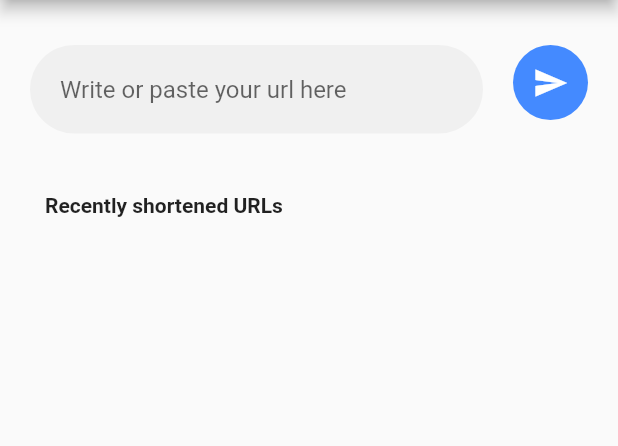
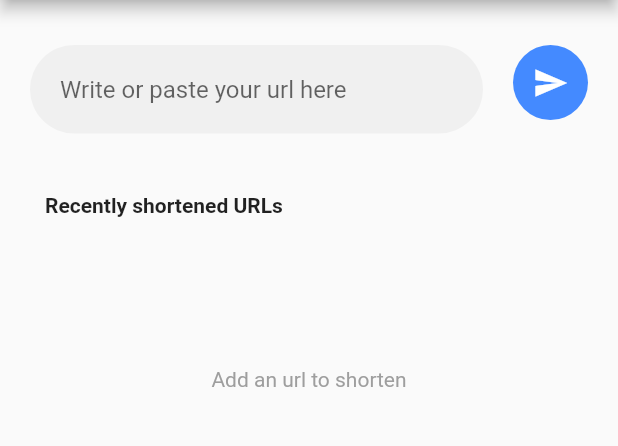
Before and after one commit to GreyHat147/links_shortener, a Flutter app: the screen it shows after launch, on a phone screen of 412 x 824 dp, the part 84-530 px from its top. Run offline on Flutter 3.47's test engine with Material 2 defaults, Android fonts, the phone set to English and light mode, and no system bars; our stand-ins replace bloc, dio, flutter_bloc, flutter_spinkit, freezed_annotation, get_it and 1 more.

Commit message:
added dialog_progress to HomePage

```diff
--- a/lib/ui/home/home.dart
+++ b/lib/ui/home/home.dart
@@ -2,6 +2,7 @@ import 'package:flutter/material.dart';
 import 'package:flutter_bloc/flutter_bloc.dart';
 import 'package:links_shortener/di/di.dart';
 import 'package:links_shortener/ui/home/widgets/widgets.dart';
+import 'package:links_shortener/ui/widgets/dialog_progress.dart';
 import 'package:presentation/presentation.dart';
 
 class HomePage extends StatelessWidget {
@@ -11,8 +12,10 @@ class HomePage extends StatelessWidget {
   Widget build(BuildContext context) {
     return BlocProvider<ShortenLinkCubit>(
       create: (context) => getIt.get<ShortenLinkCubit>(),
-      child: BlocConsumer<ShortenLinkCubit, ShortenLinkState>(
-        builder: (context, ShortenLinkState state) => Scaffold(
+      child: BlocBuilder<ShortenLinkCubit, ShortenLinkState>(
+        builder: (context, ShortenLinkState state) => Stack(
+          children: [
+            Scaffold(
               appBar: AppBar(
                 title: const Text("Link Shortener App"),
               ),
@@ -30,11 +33,25 @@ class HomePage extends StatelessWidget {
                       style: TextStyle(fontWeight: FontWeight.bold),
                     ),
                   ),
-              Flexible(child: ShortenedUrlsList(state)),
+                  (state.shortenedUrls.isEmpty)
+                      ? const Padding(
+                          padding: EdgeInsets.only(top: 100),
+                          child: Center(
+                            child: Text(
+                              "Add an url to shorten",
+                              style: TextStyle(
+                                color: Colors.grey,
+                              ),
+                            ),
+                          ),
+                        )
+                      : Flexible(child: ShortenedUrlsList(state)),
                 ],
               ),
             ),
-        listener: (context, state) {},
+            DialogProgress(state.isLoading)
+          ],
+        ),
       ),
     );
   }
--- /dev/null
+++ b/lib/ui/widgets/dialog_progress.dart
@@ -0,0 +1,31 @@
+import 'package:flutter/material.dart';
+import 'package:flutter_spinkit/flutter_spinkit.dart';
+
+class DialogProgress extends StatelessWidget {
+  final bool isLoading;
+  DialogProgress(this.isLoading);
+
+  Widget loading() {
+    return Stack(children: const <Widget>[
+      Opacity(
+        opacity: 0.1,
+        child: ModalBarrier(dismissible: false, color: Colors.grey),
+      ),
+      Center(
+        child: SpinKitChasingDots(
+          color: Colors.lightBlue,
+          size: 35.0,
+        ),
+      ),
+    ]);
+  }
+
+  Widget notLoading() {
+    return Container();
+  }
+
+  @override
+  Widget build(BuildContext context) {
+    return isLoading ? loading() : notLoading();
+  }
+}
--- /dev/null
+++ b/lib/ui/widgets/widgets.dart
@@ -0,0 +1 @@
+export './dialog_progress.dart';
--- a/pubspec.yaml
+++ b/pubspec.yaml
@@ -41,6 +41,7 @@ dependencies:
   freezed_annotation: ^1.0.0
   json_annotation: ^4.3.0
   flutter_bloc: ^8.0.1
+  flutter_spinkit: ^5.1.0
   data_source:
     path: data_source
   infrastructure:
```
Lines whose indentation alone changed are shown as unchanged.
